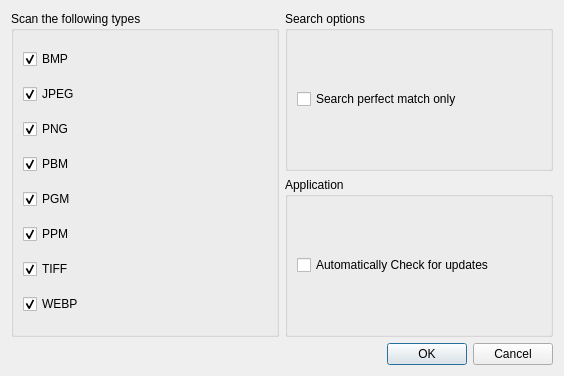
Old version of the form ui/basic_setting_dialog.ui in the repository stereomatchingkiss/similar_vision.
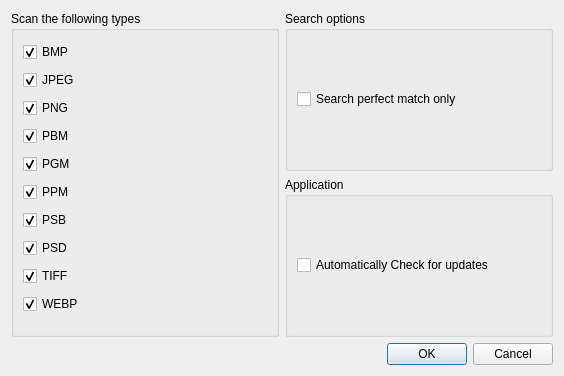
New version of the form.

Commit message: add options for new image format

The edit to the form file:
```diff
--- a/ui/basic_setting_dialog.ui
+++ b/ui/basic_setting_dialog.ui
@@ -82,6 +82,26 @@
           </property>
          </widget>
         </item>
+        <item>
+         <widget class="QCheckBox" name="cb_psb">
+          <property name="text">
+           <string>PSB</string>
+          </property>
+          <property name="checked">
+           <bool>true</bool>
+          </property>
+         </widget>
+        </item>
+        <item>
+         <widget class="QCheckBox" name="cb_psd">
+          <property name="text">
+           <string>PSD</string>
+          </property>
+          <property name="checked">
+           <bool>true</bool>
+          </property>
+         </widget>
+        </item>
         <item>
          <widget class="QCheckBox" name="cb_tiff">
           <property name="text">
```
The commit also changes 1 other file.
